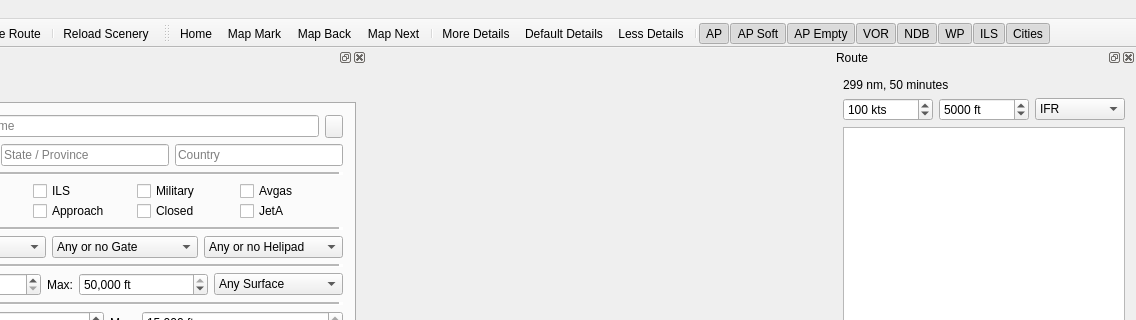
The window that src/gui/mainwindow.ui (albar965/littlenavmap) describes before a commit, drawn with Qt 5; both pictures show x 197 to 1333 and y 0 to 320 of the 1333 by 754 pixel window.
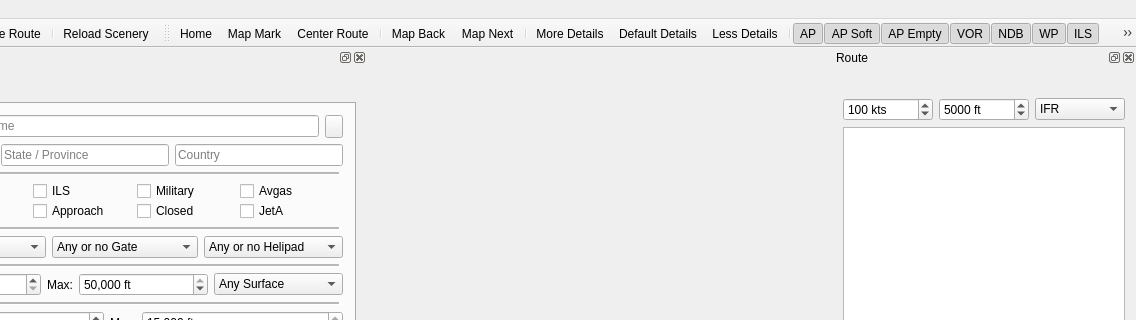
The same window after the commit. Icons and pictures are not drawn.

Commit message: Added route center action. Enabled double click and tooltip for route. Adjusted waypoint display  for route.

What changed in the file:
```diff
--- a/src/gui/mainwindow.ui
+++ b/src/gui/mainwindow.ui
@@ -1483,7 +1483,13 @@
      <item>
       <widget class="QLabel" name="labelRouteInfo">
        <property name="text">
-        <string>299 nm, 50 minutes</string>
+        <string/>
+       </property>
+       <property name="wordWrap">
+        <bool>true</bool>
+       </property>
+       <property name="textInteractionFlags">
+        <set>Qt::LinksAccessibleByMouse|Qt::TextSelectableByMouse</set>
        </property>
       </widget>
      </item>
@@ -1674,6 +1680,8 @@
    </attribute>
    <addaction name="actionMapShowHome"/>
    <addaction name="actionMapShowMark"/>
+   <addaction name="actionRouteCenter"/>
+   <addaction name="separator"/>
    <addaction name="actionMapBack"/>
    <addaction name="actionMapNext"/>
    <addaction name="separator"/>
@@ -2387,6 +2395,15 @@
     <string>New Route</string>
    </property>
   </action>
+  <action name="actionRouteCenter">
+   <property name="icon">
+    <iconset resource="../../littlenavmap.qrc">
+     <normaloff>:/littlenavmap/resources/icons/centerroute.svg</normaloff>:/littlenavmap/resources/icons/centerroute.svg</iconset>
+   </property>
+   <property name="text">
+    <string>Center Route</string>
+   </property>
+  </action>
  </widget>
  <layoutdefault spacing="6" margin="11"/>
  <resources>
```
The commit also changes 33 other files.
